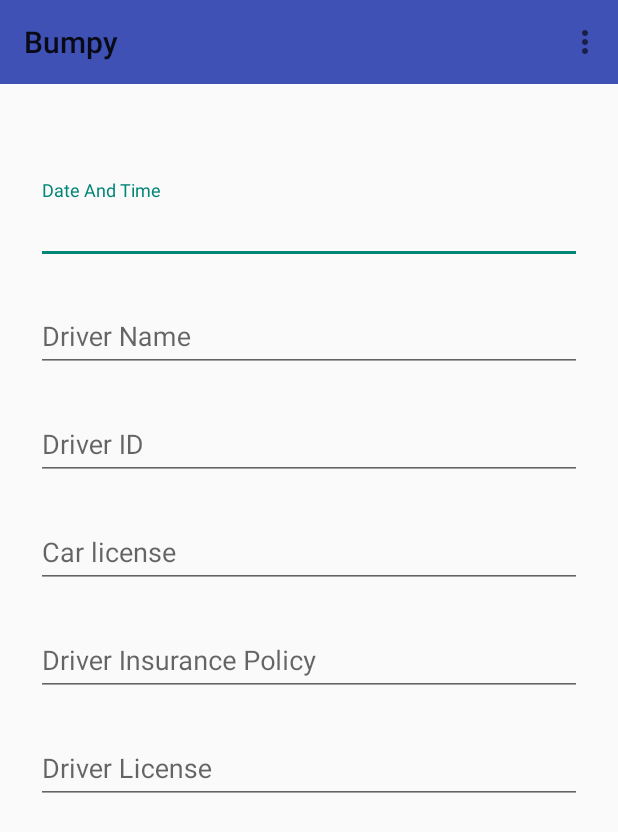
After one commit to ronst22/Bumpy, an Android app: the ShowAccident screen opened directly, with no data from a screen before it, on a phone screen of 412 x 824 dp. The commit adds this screen. Shown: the top 832 px of the screen. Run offline under Robolectric (Android 15) with nearby library versions, the phone set to English and light mode, and no system bars; our stand-ins replace Firebase (no records; nobody signed in at launch, a user with empty details on screens opened directly); libraries missing offline, so code that uses them is left out: com.facebook, com.facebook.login; 2 statements that could not run were skipped.

Commit message:
Finish showing list of accidents

```diff
--- a/app/build.gradle
+++ b/app/build.gradle
@@ -45,4 +45,6 @@ dependencies {
 
 
 
+
+
 apply plugin: 'com.google.gms.google-services'
--- a/app/src/main/AndroidManifest.xml
+++ b/app/src/main/AndroidManifest.xml
@@ -47,6 +47,7 @@
         <activity
             android:name=".SettingsActivity"
             android:label="@string/title_activity_settings" />
+        <activity android:name=".ShowAccident"></activity>
     </application>
 
 </manifest>
--- /dev/null
+++ b/app/src/main/java/com/bumpy/bumpy/ShowAccident.java
@@ -0,0 +1,26 @@
+package com.bumpy.bumpy;
+
+import android.support.v7.app.AppCompatActivity;
+import android.os.Bundle;
+import android.widget.EditText;
+
+public class ShowAccident extends BaseBumpyActivity {
+
+    @Override
+    protected void onCreate(Bundle savedInstanceState) {
+        super.onCreate(savedInstanceState);
+        setContentView(R.layout.activity_show_accident);
+        super.initToolbar();
+
+        Accident accident = ViewAccidentsActivity.currAccident;
+        EditText date = (EditText) findViewById(R.id.datetime);
+        EditText dName = (EditText) findViewById(R.id.driverName);
+        EditText dID = (EditText) findViewById(R.id.driverID);
+        EditText cNum = (EditText) findViewById(R.id.carNum);
+        EditText insuNum = (EditText) findViewById(R.id.insuranceNum);
+        EditText driverLicense = (EditText) findViewById(R.id.driverLicense);
+
+        date.setText(accident.localDateTime.toString());
+        date.setText(accident.driverData.driverName.toString());
+    }
+}
--- a/app/src/main/res/layout/accident_item.xml
+++ b/app/src/main/res/layout/accident_item.xml
@@ -1,4 +1,5 @@
 <?xml version="1.0" encoding="utf-8"?>
 <TextView xmlns:android="http://schemas.android.com/apk/res/android"
     android:layout_width="match_parent"
-    android:layout_height="fill_parent"></TextView>
+    android:layout_height="fill_parent"
+    android:textSize="18sp"></TextView>
--- /dev/null
+++ b/app/src/main/res/layout/activity_show_accident.xml
@@ -0,0 +1,110 @@
+<?xml version="1.0" encoding="utf-8"?>
+
+<android.support.design.widget.CoordinatorLayout xmlns:android="http://schemas.android.com/apk/res/android"
+    xmlns:app="http://schemas.android.com/apk/res-auto"
+    xmlns:tools="http://schemas.android.com/tools"
+    android:layout_width="match_parent"
+    android:layout_height="match_parent"
+    tools:context="com.bumpy.bumpy.OtherDriverActivity">
+
+    <include
+        android:id="@+id/custom_toolbar"
+        layout="@layout/toolbar" />
+    <ScrollView
+        xmlns:android="http://schemas.android.com/apk/res/android"
+        android:layout_width="fill_parent"
+        android:layout_height="match_parent"
+        android:fitsSystemWindows="true"
+        android:layout_marginTop="?android:attr/actionBarSize"> <!-- This line is critical to avoid overlay -->
+
+        <LinearLayout
+            android:orientation="vertical"
+            android:layout_width="match_parent"
+            android:layout_height="wrap_content"
+            android:paddingTop="56dp"
+            android:paddingLeft="24dp"
+            android:paddingRight="24dp">
+
+            <!--  driver name Label -->
+            <android.support.design.widget.TextInputLayout
+                android:layout_width="match_parent"
+                android:layout_height="wrap_content"
+                android:layout_marginTop="8dp"
+                android:layout_marginBottom="8dp">
+                <EditText android:id="@+id/datetime"
+                    android:layout_width="match_parent"
+                    android:layout_height="wrap_content"
+                    android:inputType="none"
+                    android:hint="@string/Date_And_Time" />
+            </android.support.design.widget.TextInputLayout>
+
+
+            <!--  driver name Label -->
+            <android.support.design.widget.TextInputLayout
+                android:layout_width="match_parent"
+                android:layout_height="wrap_content"
+                android:layout_marginTop="8dp"
+                android:layout_marginBottom="8dp">
+                <EditText android:id="@+id/driverName"
+                    android:layout_width="match_parent"
+                    android:layout_height="wrap_content"
+                    android:inputType="none"
+                    android:hint="@string/driver_name" />
+            </android.support.design.widget.TextInputLayout>
+
+            <!-- driver id Label -->
+            <android.support.design.widget.TextInputLayout
+                android:layout_width="match_parent"
+                android:layout_height="wrap_content"
+                android:layout_marginTop="8dp"
+                android:layout_marginBottom="8dp">
+                <EditText android:id="@+id/driverID"
+                    android:layout_width="match_parent"
+                    android:layout_height="wrap_content"
+                    android:inputType="none"
+                    android:hint="@string/driver_id" />
+            </android.support.design.widget.TextInputLayout>
+
+            <!-- car number Label -->
+            <android.support.design.widget.TextInputLayout
+                android:layout_width="match_parent"
+                android:layout_height="wrap_content"
+                android:layout_marginTop="8dp"
+                android:layout_marginBottom="8dp">
+                <EditText android:id="@+id/carNum"
+                    android:layout_width="match_parent"
+                    android:layout_height="wrap_content"
+                    android:inputType="none"
+                    android:hint="@string/car_number"/>
+            </android.support.design.widget.TextInputLayout>
+
+
+            <!-- insurance number Label -->
+            <android.support.design.widget.TextInputLayout
+                android:layout_width="match_parent"
+                android:layout_height="wrap_content"
+                android:layout_marginTop="8dp"
+                android:layout_marginBottom="8dp">
+                <EditText android:id="@+id/insuranceNum"
+                    android:layout_width="match_parent"
+                    android:layout_height="wrap_content"
+                    android:inputType="none"
+                    android:hint="@string/insurance_num"/>
+            </android.support.design.widget.TextInputLayout>
+
+            <!-- driver license Label -->
+            <android.support.design.widget.TextInputLayout
+                android:layout_width="match_parent"
+                android:layout_height="wrap_content"
+                android:layout_marginTop="8dp"
+                android:layout_marginBottom="8dp">
+                <EditText android:id="@+id/driverLicense"
+                    android:layout_width="match_parent"
+                    android:layout_height="wrap_content"
+                    android:inputType="none"
+                    android:hint="@string/driver_license"/>
+            </android.support.design.widget.TextInputLayout>
+
+        </LinearLayout>
+    </ScrollView>
+</android.support.design.widget.CoordinatorLayout>
--- a/app/src/main/res/layout/activity_view_accidents.xml
+++ b/app/src/main/res/layout/activity_view_accidents.xml
@@ -4,8 +4,7 @@
     xmlns:tools="http://schemas.android.com/tools"
     android:layout_width="match_parent"
     android:layout_height="match_parent"
-    tools:context="com.bumpy.bumpy.ViewAccidentsActivity"
-    android:theme="@style/Theme.AppCompat">
+    tools:context="com.bumpy.bumpy.ViewAccidentsActivity">
 
     <include
         android:id="@+id/custom_toolbar"
@@ -18,7 +17,7 @@
         android:layout_marginBottom="16dp"
         android:layout_marginStart="8dp"
         android:divider="@color/material_blue_grey_800"
-        android:dividerHeight="1dp"
+        android:dividerHeight="2dp"
         app:layout_constraintBottom_toBottomOf="parent"
         app:layout_constraintStart_toStartOf="parent" />
 
--- a/app/src/main/res/values/strings.xml
+++ b/app/src/main/res/values/strings.xml
@@ -19,6 +19,7 @@
     <string name="police">Call a Police?</string>
     <string name="title_activity_settings">Settings</string>
     <string name="cancel">Cancel</string>
+    <string name="Date_And_Time">Date And Time</string>
 
     <!-- Strings related to Settings -->
 
```
Also changed, not shown: app/src/main/java/com/bumpy/bumpy/Accident.java (+21 -3 lines), app/src/main/java/com/bumpy/bumpy/DriverData.java (+15 -0 lines), app/src/main/java/com/bumpy/bumpy/OtherDriverActivity.java (+36 -33 lines), app/src/main/java/com/bumpy/bumpy/ViewAccidentsActivity.java (+22 -3 lines).
